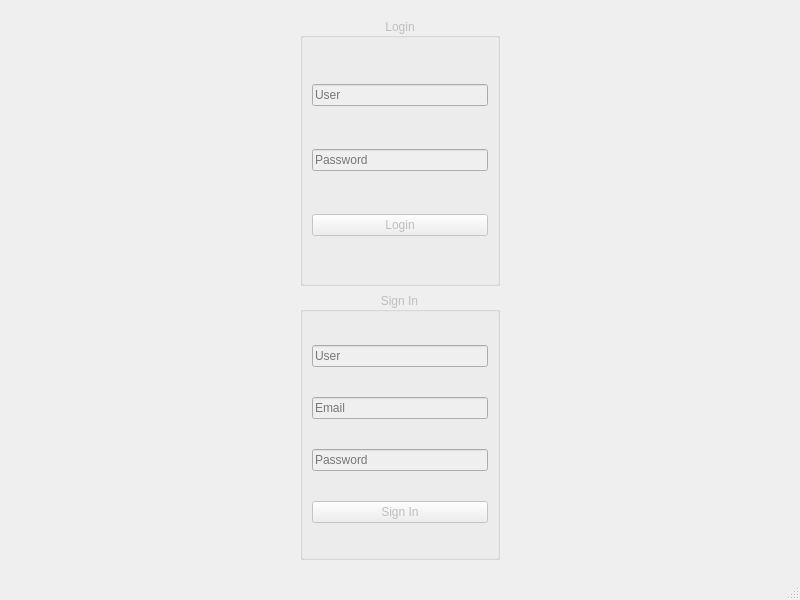
Qt form mainwindow.ui (edgardominguez23/lerma) before a commit.
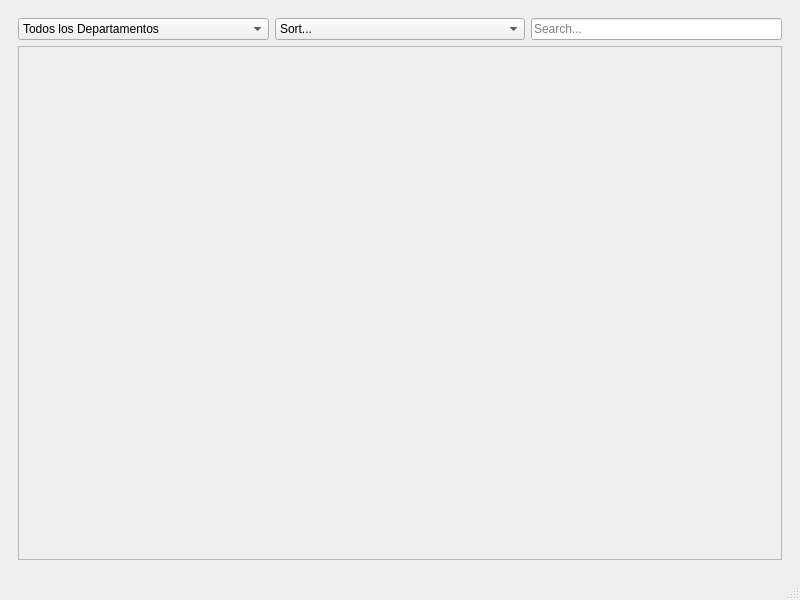
The same form after that commit. The open tabs and pages were chosen to show the change.

```diff
--- a/mainwindow.ui
+++ b/mainwindow.ui
@@ -15,7 +15,7 @@
   </property>
   <widget class="QWidget" name="centralwidget">
    <layout class="QGridLayout" name="gridLayout">
-    <item row="0" column="0">
+    <item row="1" column="0">
      <widget class="QStackedWidget" name="viewSW">
       <property name="currentIndex">
        <number>0</number>
@@ -136,7 +136,97 @@
         </item>
        </layout>
       </widget>
-      <widget class="QWidget" name="page_2"/>
+      <widget class="QWidget" name="pageTwo">
+       <layout class="QGridLayout" name="gridLayout_5">
+        <item row="0" column="0">
+         <layout class="QHBoxLayout" name="horizontalLayout" stretch="10,10,10">
+          <item>
+           <widget class="QComboBox" name="departmentCB">
+            <item>
+             <property name="text">
+              <string>Todos los Departamentos</string>
+             </property>
+            </item>
+            <item>
+             <property name="text">
+              <string>Alimentos y Bebidas</string>
+             </property>
+            </item>
+            <item>
+             <property name="text">
+              <string>Libros</string>
+             </property>
+            </item>
+            <item>
+             <property name="text">
+              <string>Electronicos</string>
+             </property>
+            </item>
+            <item>
+             <property name="text">
+              <string>Hogar y Cocina</string>
+             </property>
+            </item>
+            <item>
+             <property name="text">
+              <string>Deporte y Aire Libre</string>
+             </property>
+            </item>
+           </widget>
+          </item>
+          <item>
+           <widget class="QComboBox" name="sortingCB">
+            <item>
+             <property name="text">
+              <string>Sort...</string>
+             </property>
+            </item>
+            <item>
+             <property name="text">
+              <string>Ascedente</string>
+             </property>
+            </item>
+            <item>
+             <property name="text">
+              <string>Descendente</string>
+             </property>
+            </item>
+           </widget>
+          </item>
+          <item>
+           <widget class="QLineEdit" name="searchLE">
+            <property name="inputMask">
+             <string/>
+            </property>
+            <property name="text">
+             <string/>
+            </property>
+            <property name="placeholderText">
+             <string>Search...</string>
+            </property>
+           </widget>
+          </item>
+         </layout>
+        </item>
+        <item row="1" column="0">
+         <widget class="QScrollArea" name="productsSA">
+          <property name="widgetResizable">
+           <bool>true</bool>
+          </property>
+          <widget class="QWidget" name="productsArea">
+           <property name="geometry">
+            <rect>
+             <x>0</x>
+             <y>0</y>
+             <width>754</width>
+             <height>472</height>
+            </rect>
+           </property>
+          </widget>
+         </widget>
+        </item>
+       </layout>
+      </widget>
      </widget>
     </item>
    </layout>
```
